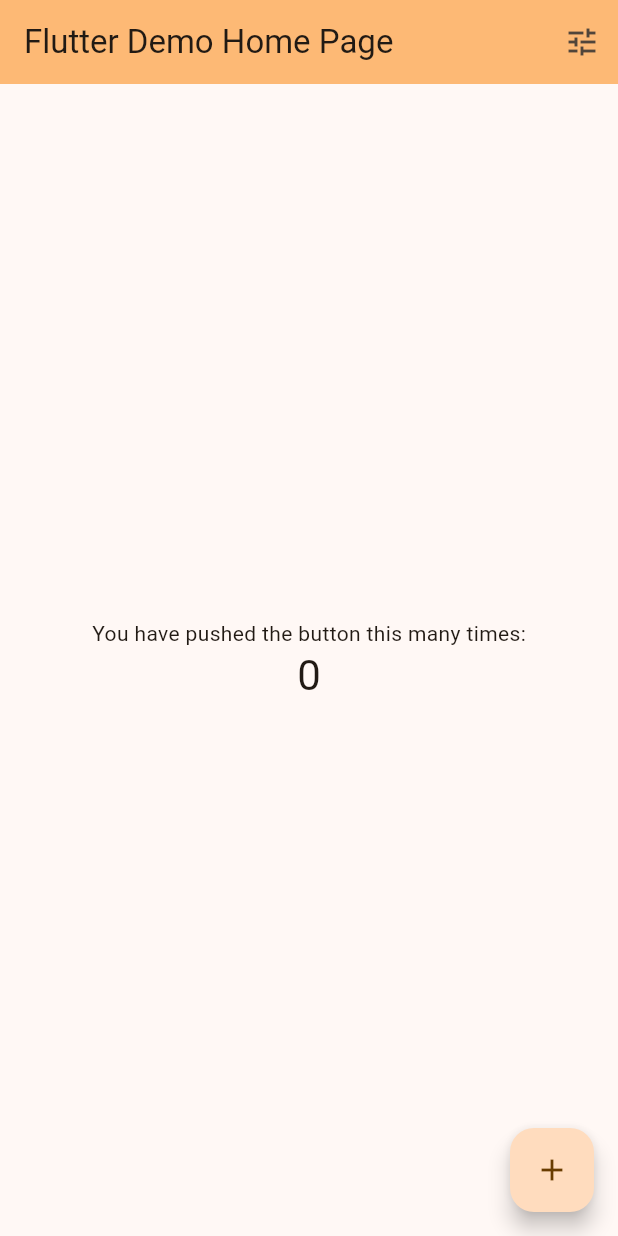
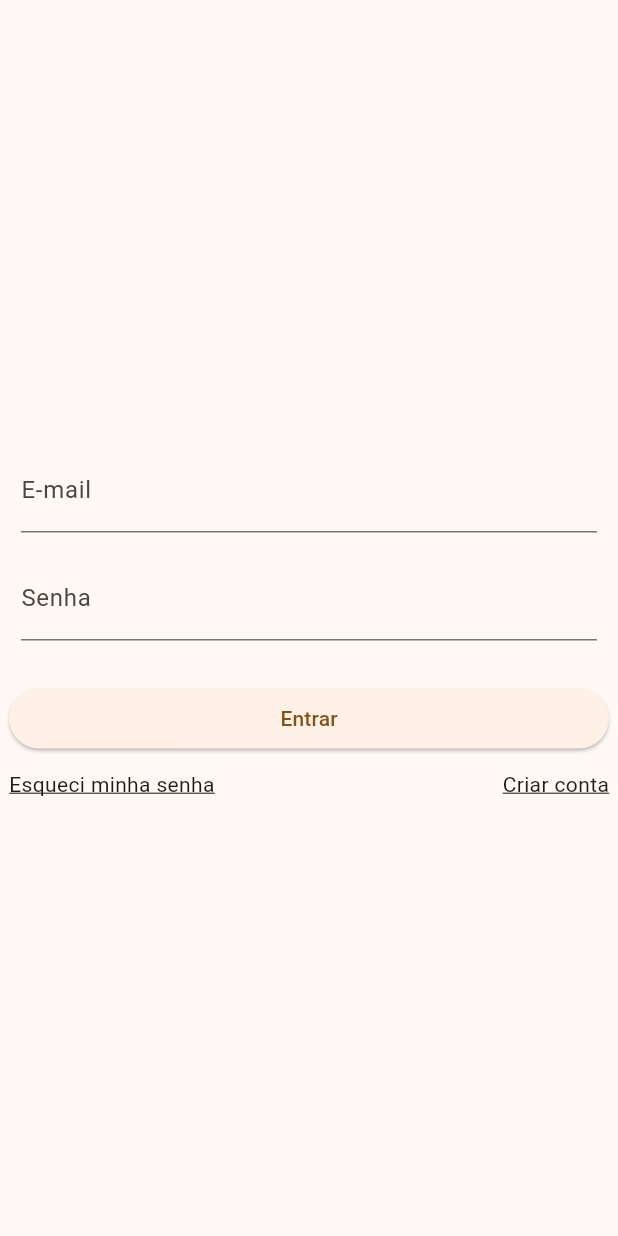
Before and after one commit to danielmbs123/pmfilmes, a Flutter app: the screen it shows after launch, on a phone screen of 412 x 824 dp. Run offline on Flutter 3.47's test engine with Material 3 defaults, Android fonts, the phone set to English and light mode, and no system bars.

Commit message:
organizacao das telas e criacao da tela de login

```diff
--- /dev/null
+++ b/lib/app.dart
@@ -0,0 +1,48 @@
+import 'package:flutter/material.dart';
+import 'package:pmfilmes/page/ator_page.dart';
+import 'package:pmfilmes/page/filter_page.dart';
+import 'package:pmfilmes/page/genero_page.dart';
+import 'package:pmfilmes/page/home_page.dart';
+import 'package:pmfilmes/page/login_page.dart';
+import 'package:pmfilmes/repositorio/ator_repositorio.dart';
+import 'package:pmfilmes/repositorio/genero_repositorio.dart';
+import 'package:pmfilmes/vm/ator_view_model.dart';
+import 'package:pmfilmes/vm/genero_view_model.dart';
+import 'package:provider/provider.dart';
+
+class Aplicacao extends StatelessWidget {
+  const Aplicacao({super.key});
+
+  @override
+  Widget build(BuildContext context) {
+    return MultiProvider(
+      providers: [
+        ChangeNotifierProvider(
+          create: (_) => GeneroViewModel(
+            generos: GeneroRepositorio.list(),
+          ),
+        ),
+        ChangeNotifierProvider(
+          create: (_) => AtorViewModel(
+            atores: AtorRepositorio.list(),
+          ),
+        ),
+      ],
+      child: MaterialApp(
+        title: "PMFilmes",
+        theme: ThemeData(
+          colorScheme: ColorScheme.fromSeed(seedColor: Colors.orange),
+        ),
+        initialRoute: "/login",
+        routes: {
+          "/": (context) => const HomePage(),
+          "/filter": (context) => const FilterPage(),
+          "/genero": (context) => const GeneroPage(),
+          "/ator": (context) => const AtorPage(),
+          "/login": (context) => const LoginPage(),
+        },
+        debugShowCheckedModeBanner: false,
+      ),
+    );
+  }
+}
--- a/lib/main.dart
+++ b/lib/main.dart
@@ -1,101 +1,4 @@
 import 'package:flutter/material.dart';
-import 'package:pmfilmes/page/filter_page.dart';
-import 'package:pmfilmes/page/genero_page.dart';
-import 'package:pmfilmes/repositorio/ator_repositorio.dart';
-import 'package:pmfilmes/repositorio/genero_repositorio.dart';
-import 'package:pmfilmes/vm/ator_view_model.dart';
-import 'package:pmfilmes/vm/genero_view_model.dart';
-import 'package:provider/provider.dart';
+import 'package:pmfilmes/app.dart';
 
-void main() {
-  runApp(const MyApp());
-}
-
-class MyApp extends StatelessWidget {
-  const MyApp({super.key});
-
-  @override
-  Widget build(BuildContext context) {
-    return MultiProvider(
-      providers: [
-        ChangeNotifierProvider(
-          create: (_) => GeneroViewModel(
-            generos: GeneroRepositorio.list(),
-          ),
-        ),
-        ChangeNotifierProvider(
-          create: (_) => AtorViewModel(
-            atores: AtorRepositorio.list(),
-          ),
-        ),
-      ],
-      child: MaterialApp(
-        title: 'Flutter Demo',
-        theme: ThemeData(
-          colorScheme: ColorScheme.fromSeed(seedColor: Colors.orange),
-          useMaterial3: true,
-        ),
-        home: const MyHomePage(title: 'Flutter Demo Home Page'),
-        debugShowCheckedModeBanner: false,
-      ),
-    );
-  }
-}
-
-class MyHomePage extends StatefulWidget {
-  const MyHomePage({super.key, required this.title});
-
-  final String title;
-
-  @override
-  State<MyHomePage> createState() => _MyHomePageState();
-}
-
-class _MyHomePageState extends State<MyHomePage> {
-  int _counter = 0;
-
-  void _incrementCounter() {
-    Navigator.push(
-      context,
-      MaterialPageRoute(builder: (_) => const GeneroPage()),
-    );
-  }
-
-  @override
-  Widget build(BuildContext context) {
-    return Scaffold(
-      appBar: AppBar(
-        backgroundColor: Theme.of(context).colorScheme.inversePrimary,
-        title: Text(widget.title),
-        actions: [
-          IconButton(
-            onPressed: () => Navigator.push(
-              context,
-              MaterialPageRoute(builder: (_) => const FilterPage()),
-            ),
-            icon: const Icon(Icons.tune),
-          ),
-        ],
-      ),
-      body: Center(
-        child: Column(
-          mainAxisAlignment: MainAxisAlignment.center,
-          children: <Widget>[
-            const Text(
-              'You have pushed the button this many times:',
-            ),
-            Text(
-              '$_counter',
-              style: Theme.of(context).textTheme.headlineMedium,
-            ),
-          ],
-        ),
-      ),
-      floatingActionButton: FloatingActionButton(
-        onPressed: _incrementCounter,
-        tooltip: 'Increment',
-        child: const Icon(Icons.add),
-      ),
-    );
-  }
-}
+void main() => runApp(const Aplicacao());
--- /dev/null
+++ b/lib/page/home_page.dart
@@ -0,0 +1,21 @@
+import 'package:flutter/material.dart';
+
+class HomePage extends StatelessWidget {
+  const HomePage({super.key});
+
+  @override
+  Widget build(BuildContext context) {
+    return Scaffold(
+      appBar: AppBar(
+        title: const Text("Home"),
+        backgroundColor: Theme.of(context).colorScheme.inversePrimary,
+        actions: [
+          IconButton(
+            onPressed: () => Navigator.pushNamed(context, "/filter"),
+            icon: const Icon(Icons.tune),
+          ),
+        ],
+      ),
+    );
+  }
+}
--- /dev/null
+++ b/lib/page/login_page.dart
@@ -0,0 +1,76 @@
+import 'package:flutter/material.dart';
+
+class LoginPage extends StatefulWidget {
+  const LoginPage({super.key});
+
+  @override
+  State<LoginPage> createState() => _LoginPageState();
+}
+
+class _LoginPageState extends State<LoginPage> {
+  final emailController = TextEditingController(text: "");
+  final senhaController = TextEditingController(text: "");
+
+  @override
+  Widget build(BuildContext context) {
+    return Scaffold(
+      body: Center(
+        child: SizedBox(
+          width: 400,
+          height: 600,
+          child: Column(
+            mainAxisAlignment: MainAxisAlignment.center,
+            children: [
+              Padding(
+                padding: const EdgeInsets.all(8.0),
+                child: TextField(
+                  controller: emailController,
+                  decoration: const InputDecoration(
+                    labelText: "E-mail",
+                  ),
+                ),
+              ),
+              Padding(
+                padding: const EdgeInsets.all(8.0),
+                child: TextField(
+                  controller: senhaController,
+                  decoration: const InputDecoration(
+                    labelText: "Senha",
+                  ),
+                  obscureText: true,
+                  enableSuggestions: false,
+                  autocorrect: false,
+                ),
+              ),
+              Container(
+                width: double.maxFinite,
+                margin: const EdgeInsets.only(top: 20, bottom: 10),
+                child: ElevatedButton(
+                  onPressed: () {},
+                  child: const Text("Entrar"),
+                ),
+              ),
+              Row(
+                mainAxisAlignment: MainAxisAlignment.spaceBetween,
+                children: [
+                  Text(
+                    "Esqueci minha senha",
+                    style: Theme.of(context).textTheme.bodyMedium?.copyWith(
+                          decoration: TextDecoration.underline,
+                        ),
+                  ),
+                  Text(
+                    "Criar conta",
+                    style: Theme.of(context).textTheme.bodyMedium?.copyWith(
+                          decoration: TextDecoration.underline,
+                        ),
+                  ),
+                ],
+              ),
+            ],
+          ),
+        ),
+      ),
+    );
+  }
+}
```
